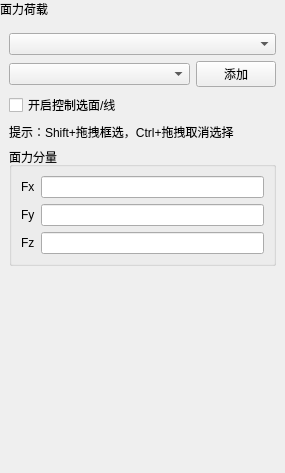
The window that plugins/Base_PhysicalField/FaceLoadPage.ui (asd977/base_cae) describes before a commit, drawn with Qt 5.
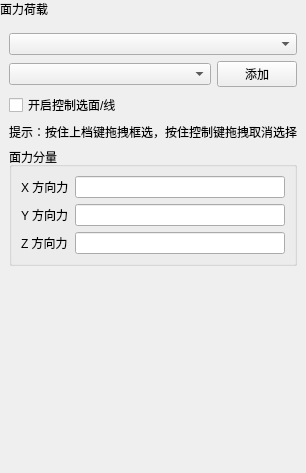
The same window after the commit. Custom widgets are drawn as their Qt base class.

Diff of the .ui file:
```diff
--- a/plugins/Base_PhysicalField/FaceLoadPage.ui
+++ b/plugins/Base_PhysicalField/FaceLoadPage.ui
@@ -104,7 +104,7 @@
       <item>
        <widget class="QLabel" name="boxSelectHintLabel">
         <property name="text">
-         <string>提示：Shift+拖拽框选，Ctrl+拖拽取消选择</string>
+         <string>提示：按住上档键拖拽框选，按住控制键拖拽取消选择</string>
         </property>
         <property name="wordWrap">
          <bool>false</bool>
@@ -120,21 +120,21 @@
          <item row="0" column="0">
           <widget class="QLabel" name="labelFx">
            <property name="text">
-            <string>Fx</string>
+            <string>X 方向力</string>
            </property>
           </widget>
          </item>
          <item row="1" column="0">
           <widget class="QLabel" name="labelFy">
            <property name="text">
-            <string>Fy</string>
+            <string>Y 方向力</string>
            </property>
           </widget>
          </item>
          <item row="2" column="0">
           <widget class="QLabel" name="labelFz">
            <property name="text">
-            <string>Fz</string>
+            <string>Z 方向力</string>
            </property>
           </widget>
          </item>
```
